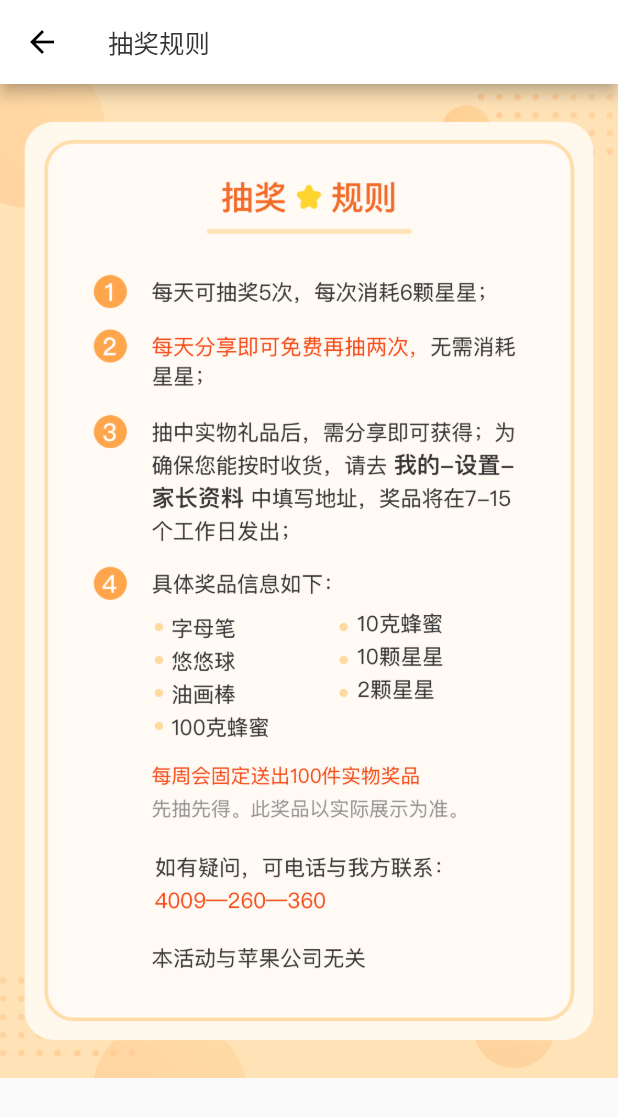
After one commit to CoderXLL/Lottery_Flutter, a Flutter app: the screen it shows after launch, scrolled down 128 dp, after a tap on "游戏规则", on a phone screen of 412 x 824 dp. The commit adds this screen. Shown: the top 1117 px of the screen. Run offline on Flutter 3.47's test engine with Material 2 defaults, Android fonts, the phone set to English and light mode, and no system bars.

Commit message:
左上角中奖消息滚动播放 点击游戏规则跳转新界面，并处理跳转动画

```diff
--- /dev/null
+++ b/lottery/lib/SubWidget/ScrollListView.dart
@@ -0,0 +1,145 @@
+import 'package:flutter/material.dart';
+import 'dart:async';
+
+const double _ITEM_HEIGHT = 32.0;
+
+class ListModel {
+  const ListModel({this.userIcon, this.desc});
+  final String userIcon;
+  final String desc;
+}
+
+class ScrollListView extends StatefulWidget {
+
+  @override
+  ScrollListViewState createState() => new ScrollListViewState();
+}
+
+class ScrollListViewState extends State<ScrollListView> {
+
+  List<ListModel> _itemLists;
+  ScrollController _scrollController;
+  int _currentIndex = -1;
+
+  @override
+  void initState() {
+    // TODO: implement initState
+    super.initState();
+    _itemLists = <ListModel>[
+      ListModel(
+        userIcon: 'assets/images/userHead@3x.png',
+        desc: '小叮当抽中了悠悠球1',
+      ),
+      ListModel(
+        userIcon: 'assets/images/userHead@3x.png',
+        desc: '小叮当抽中了悠悠球2',
+      ),
+      ListModel(
+        userIcon: 'assets/images/userHead@3x.png',
+        desc: '小叮当抽中了悠悠球3',
+      ),
+      ListModel(
+        userIcon: 'assets/images/userHead@3x.png',
+        desc: '小叮当抽中了悠悠球4',
+      ),
+      ListModel(
+        userIcon: 'assets/images/userHead@3x.png',
+        desc: '小叮当抽中了悠悠球5',
+      ),
+    ];
+    _scrollController = ScrollController();
+    Timer.periodic(const Duration(seconds: 3), (Timer timer){
+      setState(() {
+        if (_currentIndex == -1) {
+          _currentIndex = 1;
+        } else {
+          _currentIndex ++;
+          if (_currentIndex >= _itemLists.length) {
+            _currentIndex = 0;
+          }
+        }
+      });
+    });
+  }
+
+  @override
+  void dispose() {
+    // TODO: implement dispose
+    super.dispose();
+  }
+
+  @override
+  Widget build(BuildContext context) {
+    if (_currentIndex >= 0) {
+      _scrollController.animateTo(
+          _currentIndex * _ITEM_HEIGHT,
+          duration: Duration(seconds: 1),
+          curve: Curves.ease
+      );
+    }
+    // TODO: implement build
+    return GestureDetector(
+      //拦截手势，使ListView不能拖动滑动
+      //但是貌似不起效果
+      onTap: null,
+      onVerticalDragCancel: null,
+      onVerticalDragDown: null,
+      onVerticalDragEnd: null,
+      onVerticalDragStart: null,
+      onVerticalDragUpdate: null,
+      child: ListView(
+        scrollDirection: Axis.vertical,
+        controller: _scrollController,
+        shrinkWrap: true,
+        children: _itemLists.map((ListModel item) {
+          return Container(
+            height: _ITEM_HEIGHT,
+            child: Row(
+              mainAxisAlignment: MainAxisAlignment.start,
+              children: <Widget>[
+                Container(
+                  width: 22,
+                  height: 22,
+                  margin: EdgeInsets.only(left: 16,),
+                  child: CircleAvatar(
+                    backgroundImage: AssetImage(
+                      item.userIcon,
+                    ),
+                  ),
+                ),
+                Container(
+                  margin: EdgeInsets.only(left: 12.0,),
+                  child: Text(
+                    item.desc,
+                    style: TextStyle(
+                      color: Color(0xFFFFFFFF),
+                      fontSize: 13,
+                      fontWeight: FontWeight.normal,
+                    ),
+                  ),
+                ),
+              ],
+            ),
+            /**
+                child: ListTile(
+                leading: CircleAvatar(
+                backgroundImage: AssetImage(
+                item.userIcon,
+                ),
+                ),
+                title: Text(
+                item.desc,
+                style: TextStyle(
+                color: Color(0xFFFFFFFF),
+                fontSize: 13,
+                fontWeight: FontWeight.normal,
+                ),
+                ),
+                ),
+             */
+          );
+        }).toList(),
+      ),
+    );
+  }
+}
--- a/lottery/lib/main.dart
+++ b/lottery/lib/main.dart
@@ -1,5 +1,7 @@
 import 'package:flutter/material.dart';
 import 'SubWidget/LotteryCircle.dart';
+import 'SubWidget/ScrollListView.dart';
+import 'rule.dart';
 
 void main() => runApp(FlutterView());
 
@@ -27,6 +29,9 @@ class FlutterView extends StatelessWidget {
         ),
         body: LotteryView(),
       ),
+      routes: <String, WidgetBuilder>{
+        '/RuleView': (BuildContext context) => RuleView(),
+      },
     );
   }
 }
@@ -153,32 +158,33 @@ class LotteryFirstView extends StatelessWidget {
                     'assets/images/bg_user message@3x.png',
                      fit: BoxFit.fill,
                   ),
-                  Row(
-                    mainAxisAlignment: MainAxisAlignment.start,
-                    children: <Widget>[
-                      Container(
-                        width: 22,
-                        height: 22,
-                        margin: EdgeInsets.only(left: 16, top: 5),
-                        child: CircleAvatar(
-                          backgroundImage: AssetImage(
-                            'assets/images/userHead@3x.png'
-                          ),
-                        ),
-                      ),
-                      Container(
-                        margin: EdgeInsets.only(left: 12.0, top: 5),
-                        child: Text(
-                          '小叮当抽中了悠悠球',
-                          style: TextStyle(
-                            color: Color(0xFFFFFFFF),
-                            fontSize: 13,
-                            fontWeight: FontWeight.normal,
-                          ),
-                        ),
-                      ),
-                    ],
-                  ),
+                  ScrollListView(),
+//                  Row(
+//                    mainAxisAlignment: MainAxisAlignment.start,
+//                    children: <Widget>[
+//                      Container(
+//                        width: 22,
+//                        height: 22,
+//                        margin: EdgeInsets.only(left: 16, top: 5),
+//                        child: CircleAvatar(
+//                          backgroundImage: AssetImage(
+//                            'assets/images/userHead@3x.png'
+//                          ),
+//                        ),
+//                      ),
+//                      Container(
+//                        margin: EdgeInsets.only(left: 12.0, top: 5),
+//                        child: Text(
+//                          '小叮当抽中了悠悠球',
+//                          style: TextStyle(
+//                            color: Color(0xFFFFFFFF),
+//                            fontSize: 13,
+//                            fontWeight: FontWeight.normal,
+//                          ),
+//                        ),
+//                      ),
+//                    ],
+//                  ),
                 ],
               ),
             ),
@@ -192,7 +198,27 @@ class LotteryFirstView extends StatelessWidget {
                     'assets/images/bg_regular@3x.png',
                     fit: BoxFit.fill,
                   ),
-                  Container(
+                  GestureDetector(
+                    onTap: (){
+                      Navigator.of(context).push(new PageRouteBuilder(
+                        pageBuilder: (BuildContext context, _, __) {
+                          return RuleView();
+                        },
+                        transitionsBuilder: (BuildContext context,
+                          Animation<double> animation,
+                          Animation<double> secondaryAnimation,
+                            Widget child) {
+                          return SlideTransition(
+                            position: Tween<Offset>(
+                              begin: Offset(1.0, 0),
+                              end: Offset(0, 0),
+                            ).animate(animation),
+                            child: child,
+                          );
+                        },
+                      ));
+                    },
+                    child: Container(
                       margin: EdgeInsets.only(left: 13),
                       child: Center(
                         child: Text(
@@ -200,6 +226,7 @@ class LotteryFirstView extends StatelessWidget {
                           style: TextStyle(
                             color: Color(0xFFFFFFFF),
                             fontSize: 13,
+                          ),
                         ),
                       ),
                     ),
--- /dev/null
+++ b/lottery/lib/rule.dart
@@ -0,0 +1,26 @@
+import 'package:flutter/material.dart';
+
+class RuleView extends StatelessWidget {
+
+  @override
+  Widget build(BuildContext context) {
+    // TODO: implement build
+    return Material(
+      child: Scaffold(
+        appBar: AppBar(
+          title: Text(
+            '抽奖规则',
+            style: TextStyle(
+              color: Color(0xFF333333),
+              fontSize: 17.0,
+            ),
+          ),
+        ),
+        body: Image.asset(
+          'assets/images/pic_rule@3x.png',
+          fit: BoxFit.cover,
+        ),
+      ),
+    );
+  }
+}
--- a/lottery/pubspec.yaml
+++ b/lottery/pubspec.yaml
@@ -61,6 +61,7 @@ flutter:
     - assets/images/pic_sel@3x.png
     - assets/images/pic_gft@3x.png
     - assets/images/pic_light@3x.png
+    - assets/images/pic_rule@3x.png
 
 
   # An image asset can refer to one or more resolution-specific "variants", see
```
Also changed, not shown: lottery/lib/SubWidget/LotteryAwardAlert.dart (+42 -11 lines), lottery/lib/SubWidget/LotteryCircle.dart (+16 -8 lines), lottery/assets/images/pic_rule@3x.png (added). Lines whose indentation alone changed are shown as unchanged.
